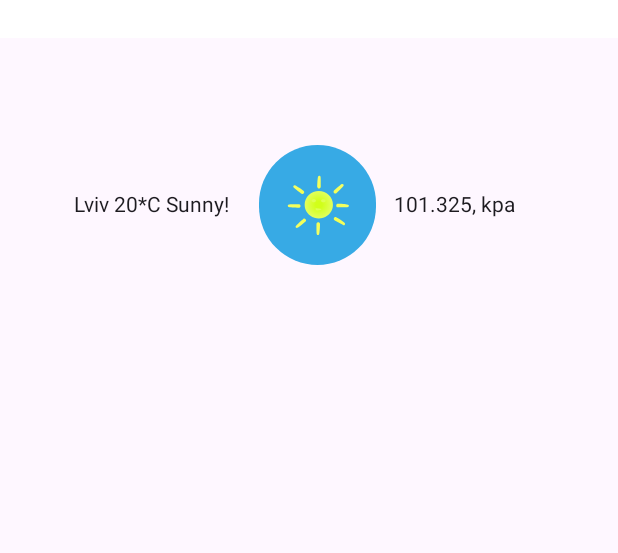
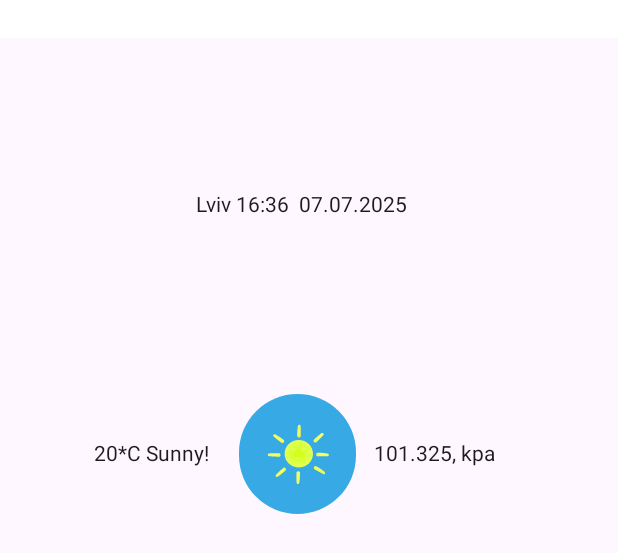
Before and after one commit to zayats1/WeatherStationApp, an Android app built with Jetpack Compose: the @Preview function WeatherPreview, on a phone screen of 412 x 824 dp. Shown: the top 553 px of the screen. Run offline under Robolectric (Android 15) with nearby library versions, the phone set to English and light mode, and no system bars.

Commit message:
Added date and time bar

```diff
--- a/app/src/main/java/com/bogdandev/weatherstationapp/ui/MainScreen.kt
+++ b/app/src/main/java/com/bogdandev/weatherstationapp/ui/MainScreen.kt
@@ -33,12 +33,32 @@ fun Weather(modifier: Modifier = Modifier) {
             modifier = Modifier.padding(top = 25.dp)
         )
         {
+            DateAndTimeBar(modifier = modifier)
             WeatherBar(
-                name = "Lviv 20*C Sunny",
+                name = "20*C Sunny",
                 pressure = 101.325,
                 modifier = modifier
             )
         }
+    }
+}
+
+@Preview(showBackground = true)
+@Composable
+fun DateAndTimeBar(modifier: Modifier = Modifier){
+    Row(
+        verticalAlignment = Alignment.CenterVertically,
+        horizontalArrangement = Arrangement.Center,
+        modifier = modifier
+            .padding(5.dp)
+            .padding(top = 5.dp)
+            .fillMaxWidth()
+            .height(150.dp)
+    ) {
+        Text(
+            text = "Lviv 16:36  07.07.2025",
+            modifier = modifier.padding(start = 10.dp, end = 20.dp)
+        )
     }
 }
 
@@ -84,7 +104,7 @@ fun WeatherBar(name: String, pressure: Double, modifier: Modifier = Modifier) {
 }
 
 
-@Preview
+@Preview(showBackground = true)
 @Composable
 fun WeatherPreview() {
     Surface (modifier = Modifier.padding(top = 25.dp).height(2000.dp)
@@ -94,6 +114,7 @@ fun WeatherPreview() {
 }
 
 
+
 @Preview(showBackground = true)
 @Composable
 fun WeatherBarPreview() {
```
